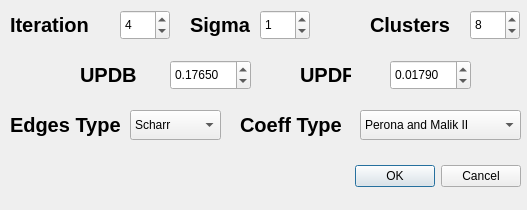
First picture: the form in src/UiForm/parameters.ui, repository Belzico/modelo-anisotropic-diffusion, before the edit.
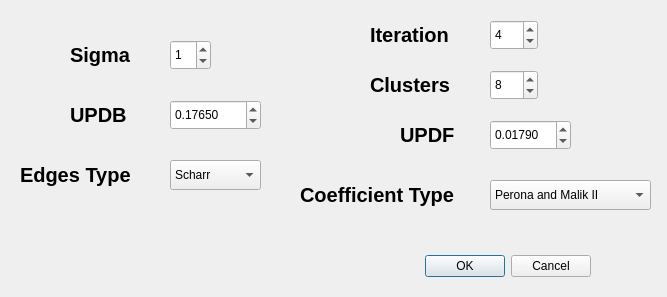
Second picture: the form after the edit. Icons and pictures are not drawn.

```diff
--- a/src/UiForm/parameters.ui
+++ b/src/UiForm/parameters.ui
@@ -6,8 +6,8 @@
    <rect>
     <x>0</x>
     <y>0</y>
-    <width>527</width>
-    <height>210</height>
+    <width>667</width>
+    <height>297</height>
    </rect>
   </property>
   <property name="windowTitle">
@@ -16,8 +16,8 @@
   <widget class="QDialogButtonBox" name="buttonBox">
    <property name="geometry">
     <rect>
-     <x>350</x>
-     <y>160</y>
+     <x>420</x>
+     <y>250</y>
      <width>171</width>
      <height>32</height>
     </rect>
@@ -32,9 +32,9 @@
   <widget class="QLabel" name="label">
    <property name="geometry">
     <rect>
-     <x>190</x>
-     <y>10</y>
-     <width>61</width>
+     <x>70</x>
+     <y>40</y>
+     <width>71</width>
      <height>30</height>
     </rect>
    </property>
@@ -53,8 +53,8 @@
    <property name="geometry">
     <rect>
      <x>370</x>
-     <y>10</y>
-     <width>81</width>
+     <y>70</y>
+     <width>91</width>
      <height>30</height>
     </rect>
    </property>
@@ -72,9 +72,9 @@
   <widget class="QLabel" name="label_3">
    <property name="geometry">
     <rect>
-     <x>80</x>
-     <y>60</y>
-     <width>61</width>
+     <x>70</x>
+     <y>100</y>
+     <width>81</width>
      <height>30</height>
     </rect>
    </property>
@@ -92,9 +92,9 @@
   <widget class="QLabel" name="label_4">
    <property name="geometry">
     <rect>
-     <x>300</x>
-     <y>60</y>
-     <width>51</width>
+     <x>400</x>
+     <y>120</y>
+     <width>61</width>
      <height>30</height>
     </rect>
    </property>
@@ -112,9 +112,9 @@
   <widget class="QSpinBox" name="sigmaSpin">
    <property name="geometry">
     <rect>
-     <x>260</x>
-     <y>10</y>
-     <width>50</width>
+     <x>170</x>
+     <y>40</y>
+     <width>41</width>
      <height>30</height>
     </rect>
    </property>
@@ -128,9 +128,9 @@
   <widget class="QSpinBox" name="iterationSpin">
    <property name="geometry">
     <rect>
-     <x>120</x>
-     <y>10</y>
-     <width>50</width>
+     <x>490</x>
+     <y>20</y>
+     <width>48</width>
      <height>30</height>
     </rect>
    </property>
@@ -151,8 +151,8 @@
    <property name="geometry">
     <rect>
      <x>170</x>
-     <y>60</y>
-     <width>81</width>
+     <y>100</y>
+     <width>91</width>
      <height>30</height>
     </rect>
    </property>
@@ -166,8 +166,8 @@
   <widget class="QDoubleSpinBox" name="updfSpin">
    <property name="geometry">
     <rect>
-     <x>390</x>
-     <y>60</y>
+     <x>490</x>
+     <y>120</y>
      <width>81</width>
      <height>30</height>
     </rect>
@@ -182,9 +182,9 @@
   <widget class="QLabel" name="label_6">
    <property name="geometry">
     <rect>
-     <x>10</x>
-     <y>110</y>
-     <width>111</width>
+     <x>20</x>
+     <y>160</y>
+     <width>121</width>
      <height>30</height>
     </rect>
    </property>
@@ -202,8 +202,8 @@
   <widget class="QComboBox" name="edgeBox">
    <property name="geometry">
     <rect>
-     <x>130</x>
-     <y>110</y>
+     <x>170</x>
+     <y>160</y>
      <width>91</width>
      <height>30</height>
     </rect>
@@ -227,9 +227,9 @@
   <widget class="QLabel" name="label_7">
    <property name="geometry">
     <rect>
-     <x>10</x>
-     <y>10</y>
-     <width>91</width>
+     <x>370</x>
+     <y>20</y>
+     <width>101</width>
      <height>30</height>
     </rect>
    </property>
@@ -247,9 +247,9 @@
   <widget class="QSpinBox" name="clusterSpin">
    <property name="geometry">
     <rect>
-     <x>470</x>
-     <y>10</y>
-     <width>50</width>
+     <x>490</x>
+     <y>70</y>
+     <width>48</width>
      <height>30</height>
     </rect>
    </property>
@@ -266,8 +266,8 @@
   <widget class="QComboBox" name="coeffBox">
    <property name="geometry">
     <rect>
-     <x>360</x>
-     <y>110</y>
+     <x>490</x>
+     <y>180</y>
      <width>161</width>
      <height>30</height>
     </rect>
@@ -296,9 +296,9 @@
   <widget class="QLabel" name="label_8">
    <property name="geometry">
     <rect>
-     <x>240</x>
-     <y>110</y>
-     <width>111</width>
+     <x>300</x>
+     <y>180</y>
+     <width>171</width>
      <height>30</height>
     </rect>
    </property>
@@ -310,7 +310,7 @@
     </font>
    </property>
    <property name="text">
-    <string>Coeff Type</string>
+    <string>Coefficient Type</string>
    </property>
   </widget>
  </widget>
```
Left out of the diff: 4 changed lines with no effect on the pictures.
